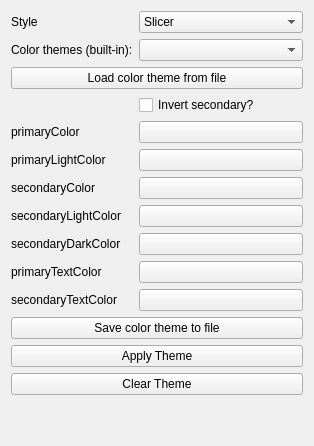
Above: Themes/Resources/UI/Themes.ui from sjh26/SlicerThemes before the change. Below: the same form after it.
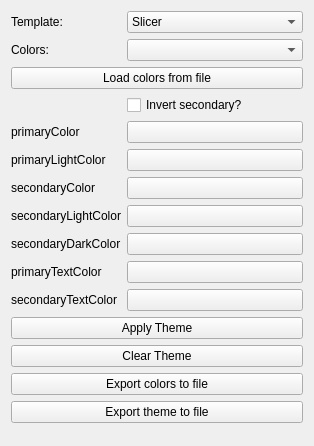
That is the form after the change. Custom widgets are drawn as their Qt base class.

Commit message: ENH: Change name scheme of colors, template and theme

What changed in the file:
```diff
--- a/Themes/Resources/UI/Themes.ui
+++ b/Themes/Resources/UI/Themes.ui
@@ -16,7 +16,7 @@
      <item row="0" column="0">
       <widget class="QLabel" name="label_9">
        <property name="text">
-        <string>Style</string>
+        <string>Template:</string>
        </property>
       </widget>
      </item>
@@ -37,7 +37,7 @@
      <item row="1" column="0">
       <widget class="QLabel" name="label">
        <property name="text">
-        <string>Color themes (built-in):</string>
+        <string>Colors:</string>
        </property>
       </widget>
      </item>
@@ -131,19 +131,12 @@
      <item row="2" column="0" colspan="2">
       <widget class="QPushButton" name="loadColorThemeButton">
        <property name="text">
-        <string>Load color theme from file</string>
+        <string>Load colors from file</string>
        </property>
       </widget>
      </item>
     </layout>
    </item>
-   <item>
-    <widget class="QPushButton" name="saveThemeButton">
-     <property name="text">
-      <string>Save color theme to file</string>
-     </property>
-    </widget>
-   </item>
    <item>
     <widget class="QPushButton" name="applyButton">
      <property name="enabled">
@@ -164,6 +157,20 @@
      </property>
     </widget>
    </item>
+   <item>
+    <widget class="QPushButton" name="exportColorsButton">
+     <property name="text">
+      <string>Export colors to file</string>
+     </property>
+    </widget>
+   </item>
+   <item>
+    <widget class="QPushButton" name="exportThemeButton">
+     <property name="text">
+      <string>Export theme to file</string>
+     </property>
+    </widget>
+   </item>
    <item>
     <spacer name="verticalSpacer">
      <property name="orientation">
```
Left out of the diff: 6 changed lines with no effect on the pictures. The commit also changes 2 other files.
